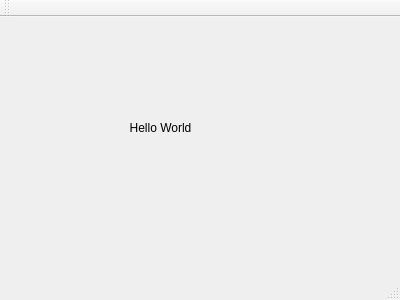
The window that mainwindow.ui (happyfourior/helloworld) describes before a commit, drawn with Qt 5.
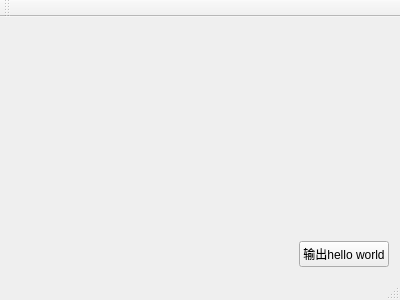
The same window after the commit.

Commit message: 添加了点击按钮,就能弹出一个消息框：hello world

```diff
--- a/mainwindow.ui
+++ b/mainwindow.ui
@@ -14,22 +14,45 @@
    <string>MainWindow</string>
   </property>
   <widget class="QWidget" name="centralWidget">
-   <widget class="QLabel" name="label">
-    <property name="geometry">
-     <rect>
-      <x>90</x>
-      <y>90</y>
-      <width>141</width>
-      <height>41</height>
-     </rect>
-    </property>
-    <property name="text">
-     <string>Hello World</string>
-    </property>
-    <property name="alignment">
-     <set>Qt::AlignCenter</set>
-    </property>
-   </widget>
+   <layout class="QGridLayout" name="gridLayout">
+    <item row="0" column="0">
+     <spacer name="verticalSpacer">
+      <property name="orientation">
+       <enum>Qt::Vertical</enum>
+      </property>
+      <property name="sizeHint" stdset="0">
+       <size>
+        <width>20</width>
+        <height>191</height>
+       </size>
+      </property>
+     </spacer>
+    </item>
+    <item row="1" column="0">
+     <layout class="QHBoxLayout" name="horizontalLayout">
+      <item>
+       <spacer name="horizontalSpacer">
+        <property name="orientation">
+         <enum>Qt::Horizontal</enum>
+        </property>
+        <property name="sizeHint" stdset="0">
+         <size>
+          <width>40</width>
+          <height>20</height>
+         </size>
+        </property>
+       </spacer>
+      </item>
+      <item>
+       <widget class="QPushButton" name="btn_hello">
+        <property name="text">
+         <string>输出hello world</string>
+        </property>
+       </widget>
+      </item>
+     </layout>
+    </item>
+   </layout>
   </widget>
   <widget class="QMenuBar" name="menuBar">
    <property name="geometry">
```
The commit also changes 3 other files.
